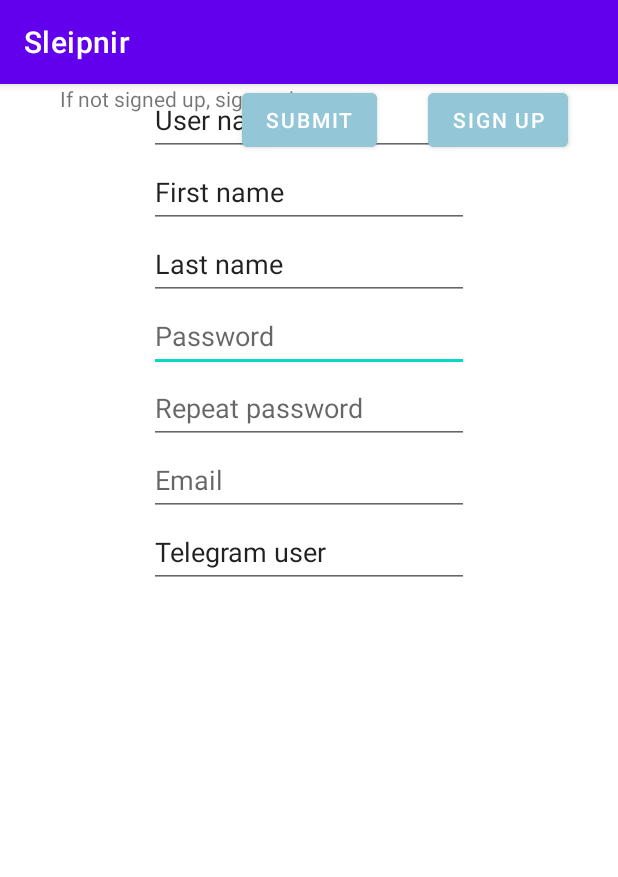
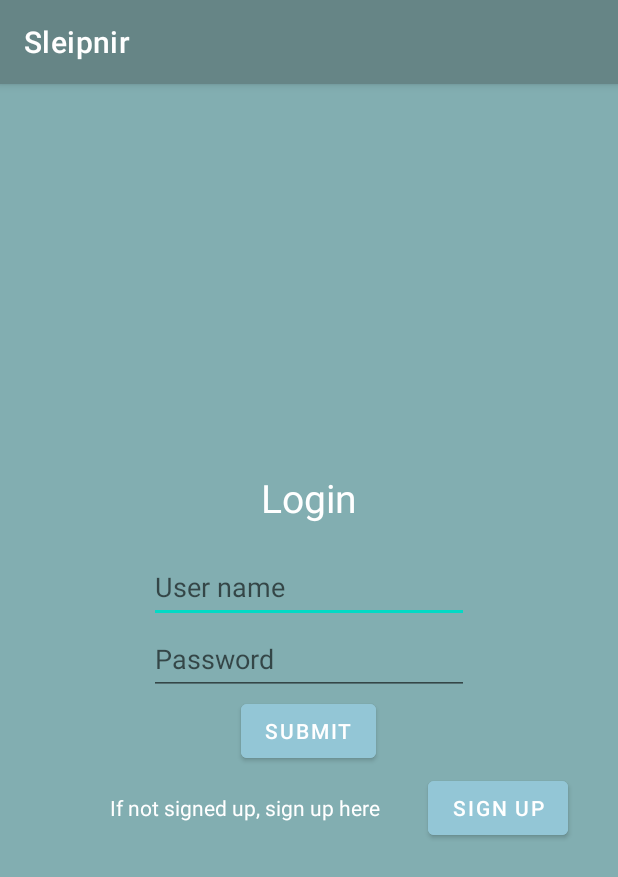
Before and after one commit to gen-4/TFG-Sleipnir, an Android app: the screen it shows after launch (LoginActivity), on a phone screen of 412 x 824 dp. Shown: the top 877 px of the screen. Run offline under Robolectric (Android 15) with nearby library versions, the phone set to English and light mode, and no system bars; our stand-ins replace Volley.

Commit message:
Completado frontend de funcionalidades login/signup

```diff
--- a/frontend/app/build.gradle
+++ b/frontend/app/build.gradle
@@ -33,6 +33,8 @@
 
 dependencies {
 
+    implementation 'com.android.volley:volley:1.2.1'
+
     implementation 'androidx.core:core-ktx:1.7.0'
     implementation 'androidx.appcompat:appcompat:1.3.0'
     implementation 'com.google.android.material:material:1.4.0'
--- a/frontend/app/src/main/java/com/android/sleipnir/LoginActivity.kt
+++ b/frontend/app/src/main/java/com/android/sleipnir/LoginActivity.kt
@@ -3,9 +3,61 @@
 import androidx.appcompat.app.AppCompatActivity
 import android.os.Bundle
 
+import android.content.Intent
+import android.util.Log
+import android.widget.Button
+import android.widget.EditText
+import android.widget.TextView
+
+import com.android.volley.Request
+import com.android.volley.toolbox.JsonObjectRequest
+import com.android.volley.toolbox.Volley
+import org.json.JSONObject
+
 class LoginActivity : AppCompatActivity() {
+
+    private lateinit var signupBtn: Button
+    private lateinit var submitBtn: Button
+    private lateinit var userNameInput: EditText
+    private lateinit var passwordInput: EditText
+
     override fun onCreate(savedInstanceState: Bundle?) {
         super.onCreate(savedInstanceState)
         setContentView(R.layout.activity_login)
+
+        val queue = Volley.newRequestQueue(this)
+
+        signupBtn = findViewById(R.id.SignupButton)
+        signupBtn.setOnClickListener {
+            val intent = Intent(this, SignupActivity::class.java)
+            startActivity(intent)
+        }
+
+        submitBtn = findViewById(R.id.submitButton)
+        submitBtn.setOnClickListener {
+            userNameInput = findViewById(R.id.userName)
+            passwordInput = findViewById(R.id.password)
+
+            val url = "http://10.0.2.2:8000/user/login"
+            val json = JSONObject()
+            json.put("username", userNameInput.text.toString())
+            json.put("password", passwordInput.text.toString())
+
+            val jsonObjectRequest = JsonObjectRequest(Request.Method.POST, url, json,
+                { response ->
+                    val intent = Intent(this, SignupActivity::class.java)
+                    intent.putExtra("token", response.getString("token"))
+                    val user = response.getJSONObject("user")
+                    intent.putExtra("userId", user.getInt("id"))
+                    startActivity(intent)
+                },
+                { error ->
+                    Log.d("error", error.toString())
+                }
+            )
+
+
+            queue.add(jsonObjectRequest)
+        }
     }
 }
--- a/frontend/app/src/main/res/layout/activity_login.xml
+++ b/frontend/app/src/main/res/layout/activity_login.xml
@@ -4,8 +4,38 @@
     xmlns:tools="http://schemas.android.com/tools"
     android:layout_width="match_parent"
     android:layout_height="match_parent"
-    android:backgroundTint="@color/primary"
+    android:backgroundTint="@color/secondary"
     tools:context=".LoginActivity">
+
+    <LinearLayout
+        android:id="@+id/ll_main_layout"
+        android:layout_width="match_parent"
+        android:layout_height="match_parent"
+        android:gravity="center"
+        android:background="@color/secondary"
+        android:padding="25dp"
+        android:orientation="vertical">
+
+
+        <TextView
+            android:id="@+id/loginTitle"
+            android:layout_width="match_parent"
+            android:layout_height="wrap_content"
+            android:textSize="26sp"
+            android:text="@string/login_title"
+            android:textColor="@color/white"
+            android:gravity="center"
+            android:layout_marginBottom="18dp" />
+
+
+        <EditText
+            android:id="@+id/userName"
+            android:layout_width="wrap_content"
+            android:layout_height="wrap_content"
+            android:ems="10"
+            android:hint="@string/username_input"
+            android:inputType="textPersonName"
+            android:minHeight="48dp" />
 
         <EditText
             android:id="@+id/password"
@@ -14,92 +44,22 @@
             android:ems="10"
             android:hint="@string/password_input"
             android:inputType="textPassword"
-        android:minHeight="48dp"
-        app:layout_constraintEnd_toEndOf="parent"
-        app:layout_constraintStart_toStartOf="parent"
-        app:layout_constraintTop_toBottomOf="@+id/lastName" />
-
-    <EditText
-        android:id="@+id/userName"
-        android:layout_width="wrap_content"
-        android:layout_height="wrap_content"
-        android:ems="10"
-        android:inputType="textPersonName"
-        android:minHeight="48dp"
-        android:text="@string/username_input"
-        app:layout_constraintEnd_toEndOf="parent"
-        app:layout_constraintStart_toStartOf="parent"
-        tools:layout_editor_absoluteY="49dp" />
-
-    <EditText
-        android:id="@+id/firstName"
-        android:layout_width="wrap_content"
-        android:layout_height="wrap_content"
-        android:ems="10"
-        android:inputType="textPersonName"
-        android:minHeight="48dp"
-        android:text="@string/firstName_input"
-        app:layout_constraintEnd_toEndOf="parent"
-        app:layout_constraintStart_toStartOf="parent"
-        app:layout_constraintTop_toBottomOf="@+id/userName" />
-
-    <EditText
-        android:id="@+id/lastName"
-        android:layout_width="wrap_content"
-        android:layout_height="wrap_content"
-        android:ems="10"
-        android:inputType="textPersonName"
-        android:minHeight="48dp"
-        android:text="@string/lastName_input"
-        app:layout_constraintEnd_toEndOf="parent"
-        app:layout_constraintStart_toStartOf="parent"
-        app:layout_constraintTop_toBottomOf="@+id/firstName" />
-
-    <EditText
-        android:id="@+id/repeatedPassword"
-        android:layout_width="wrap_content"
-        android:layout_height="wrap_content"
-        android:ems="10"
-        android:hint="@string/repeatedPassword_input"
-        android:inputType="textPassword"
-        android:minHeight="48dp"
-        app:layout_constraintEnd_toEndOf="parent"
-        app:layout_constraintStart_toStartOf="parent"
-        app:layout_constraintTop_toBottomOf="@+id/password" />
-
-    <EditText
-        android:id="@+id/telegramUser"
-        android:layout_width="wrap_content"
-        android:layout_height="wrap_content"
-        android:ems="10"
-        android:inputType="textPersonName"
-        android:minHeight="48dp"
-        android:text="@string/telegramUser_input"
-        app:layout_constraintEnd_toEndOf="parent"
-        app:layout_constraintStart_toStartOf="parent"
-        app:layout_constraintTop_toBottomOf="@+id/email" />
-
-    <EditText
-        android:id="@+id/email"
-        android:layout_width="wrap_content"
-        android:layout_height="wrap_content"
-        android:ems="10"
-        android:hint="@string/email_input"
-        android:inputType="textEmailAddress"
-        android:minHeight="48dp"
-        app:layout_constraintEnd_toEndOf="parent"
-        app:layout_constraintStart_toStartOf="parent"
-        app:layout_constraintTop_toBottomOf="@+id/repeatedPassword" />
+            android:minHeight="48dp" />
 
         <Button
             android:id="@+id/submitButton"
             android:layout_width="wrap_content"
             android:layout_height="wrap_content"
+            android:backgroundTint="@color/backColor"
             android:text="@string/submit_button"
-        android:backgroundTint="@color/backColor"
-        app:layout_constraintEnd_toEndOf="parent"
-        app:layout_constraintStart_toStartOf="parent"
-        tools:layout_editor_absoluteY="393dp" />
+            android:textColor="@color/white" />
+
+        <LinearLayout
+            android:layout_width="match_parent"
+            android:layout_height="wrap_content"
+            android:gravity="center"
+            android:padding="3dp"
+            android:orientation="horizontal">
 
             <TextView
                 android:id="@+id/signupLabel"
@@ -108,17 +68,19 @@
                 android:layout_marginStart="40dp"
                 android:labelFor="@id/SignupButton"
                 android:text="@string/signup_label"
-        app:layout_constraintStart_toStartOf="parent"
-        tools:layout_editor_absoluteY="477dp" />
+                android:textColor="@color/white" />
 
             <Button
                 android:id="@+id/SignupButton"
                 android:layout_width="wrap_content"
                 android:layout_height="wrap_content"
                 android:layout_marginStart="32dp"
+                android:backgroundTint="@color/backColor"
                 android:text="@string/signup_button"
-        android:backgroundTint="@color/backColor"
-        app:layout_constraintEnd_toEndOf="parent"
-        app:layout_constraintStart_toEndOf="@+id/signupLabel"
-        tools:layout_editor_absoluteY="464dp" />
+                android:textColor="@color/white" />
+
+        </LinearLayout>
+
+    </LinearLayout>
+
 </androidx.constraintlayout.widget.ConstraintLayout>
--- a/frontend/app/src/main/res/values/strings.xml
+++ b/frontend/app/src/main/res/values/strings.xml
@@ -1,5 +1,9 @@
 <resources>
     <string name="app_name">Sleipnir</string>
+
+    <string name="login_title">Login</string>
+    <string name="signup_title">Sign up</string>
+
     <string name="username_input">User name</string>
     <string name="firstName_input">First name</string>
     <string name="lastName_input">Last name</string>
@@ -11,4 +15,7 @@
     <string name="submit_button">Submit</string>
     <string name="signup_label">If not signed up, sign up here</string>
     <string name="signup_button">Sign Up</string>
+
+    <string name="password_error">Passwords do not match</string>
+    <string name="telegramUser_error">Incorret telegram user format. Starts with \'@\'</string>
 </resources>
--- a/frontend/app/src/main/res/values/themes.xml
+++ b/frontend/app/src/main/res/values/themes.xml
@@ -2,9 +2,9 @@
     <!-- Base application theme. -->
     <style name="Theme.Sleipnir" parent="Theme.MaterialComponents.DayNight.DarkActionBar">
         <!-- Primary brand color. -->
-        <item name="colorPrimary">@color/purple_500</item>
-        <item name="colorPrimaryVariant">@color/purple_700</item>
-        <item name="colorOnPrimary">@color/white</item>
+        <item name="colorPrimary">@color/primary</item>
+        <item name="colorPrimaryVariant">@color/secondary</item>
+        <item name="colorOnPrimary">@color/wildcard</item>
         <!-- Secondary brand color. -->
         <item name="colorSecondary">@color/teal_200</item>
         <item name="colorSecondaryVariant">@color/teal_700</item>
```
Also changed, not shown: frontend/app/src/main/AndroidManifest.xml (+14 -1 lines), frontend/app/src/main/java/com/android/sleipnir/SignupActivity.kt (added, +91 -0 lines), frontend/app/src/main/res/layout/activity_signup.xml (added, +103 -0 lines), 3 other files. Lines whose indentation alone changed are shown as unchanged.
